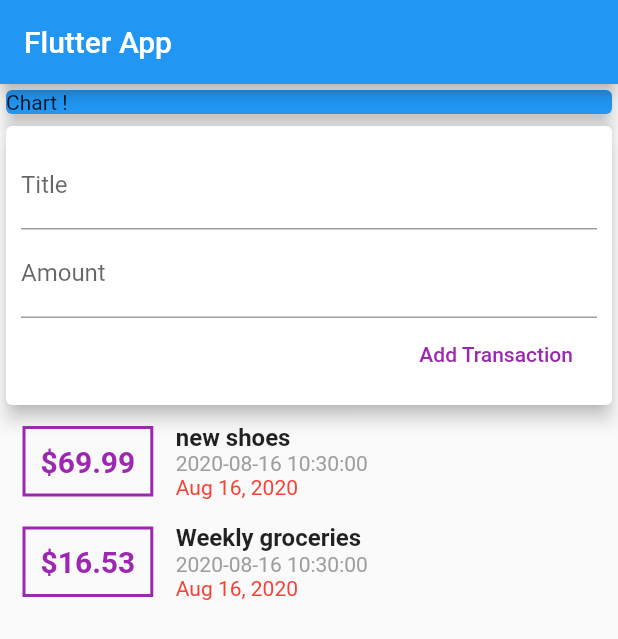
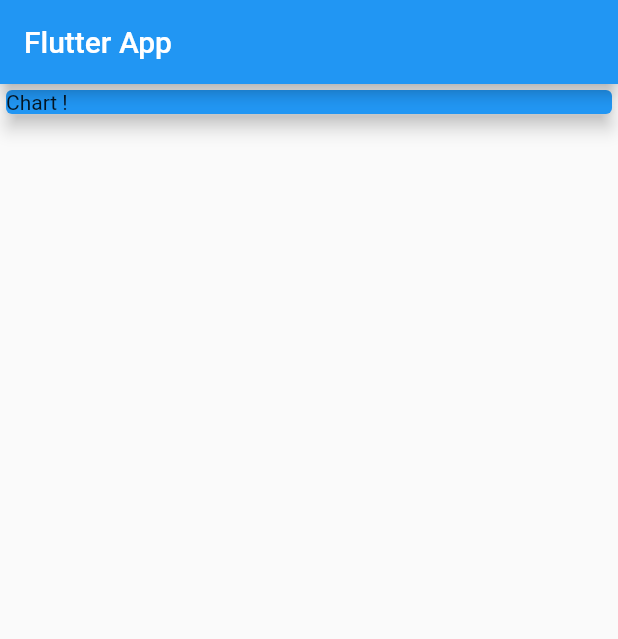
Before and after one commit to ericbingo0109/personal_expenses_app, a Flutter app: the screen it shows after launch, on a phone screen of 412 x 824 dp. Shown: the top 639 px of the screen. Run offline on Flutter 3.47's test engine with Material 2 defaults, Android fonts, the phone set to English and light mode, and no system bars.

Commit message:
transaction_list為statelessWidget

```diff
--- a/lib/main.dart
+++ b/lib/main.dart
@@ -69,8 +69,8 @@ class MyHomePage extends StatelessWidget {
                 color: Colors.blue,
               ),
             ),
-            NewTransaction(),
-            TransactionList()
+            // NewTransaction(),
+            // TransactionList()
             /*
             Card(
               child: Text('List of tx '),
--- a/lib/widgets/transaction_list.dart
+++ b/lib/widgets/transaction_list.dart
@@ -1,26 +1,16 @@
 import 'package:flutter/material.dart';
-import '../models/transaction.dart'; //.. means 上上層
+
 import 'package:intl/intl.dart';
+import '../models/transaction.dart';
 
-class TransactionList extends StatefulWidget {
-  @override
-  _TransactionListState createState() => _TransactionListState();
-}
+class TransactionList extends StatelessWidget {
+  final List<Transaction> transactions;
 
-class _TransactionListState extends State<TransactionList> {
-  final List<Transaction> _userTransactions = [
-    Transaction(
-        id: 't1', title: 'new shoes', amount: 69.99, date: DateTime.now()),
-    Transaction(
-        id: 't2',
-        title: 'Weekly groceries',
-        amount: 16.53,
-        date: DateTime.now()),
-  ];
+  TransactionList(this.transactions);
   @override
   Widget build(BuildContext context) {
     return Column(
-      children: _userTransactions.map((tx) {
+      children: transactions.map((tx) {
         /*
                 return Card(
                   child: Text(tx.title),
```
Also changed, not shown: lib/widgets/user_transactions.dart (+18 -1 lines).
